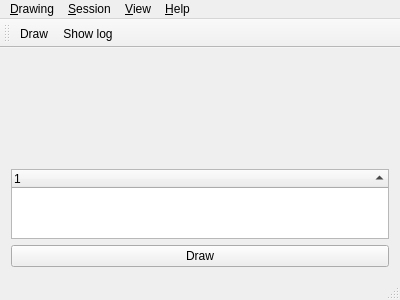
Soerboe/Urim, file gui/drawingview.ui: the form before one commit.
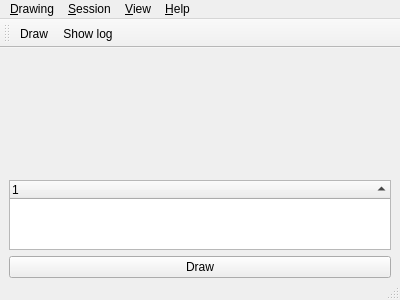
The form after the commit. Icons and pictures are not drawn.

Commit message: Update layout of drawingview

```diff
--- a/gui/drawingview.ui
+++ b/gui/drawingview.ui
@@ -18,6 +18,18 @@
   </property>
   <widget class="QWidget" name="centralWidget">
    <layout class="QVBoxLayout" name="verticalLayout_2">
+    <property name="leftMargin">
+     <number>0</number>
+    </property>
+    <property name="topMargin">
+     <number>0</number>
+    </property>
+    <property name="rightMargin">
+     <number>0</number>
+    </property>
+    <property name="bottomMargin">
+     <number>0</number>
+    </property>
     <item>
      <widget class="QLabel" name="drawingNameView">
       <property name="font">
@@ -31,7 +43,7 @@
      </widget>
     </item>
     <item>
-     <layout class="QVBoxLayout" name="verticalLayout" stretch="7,3,0">
+     <layout class="QVBoxLayout" name="verticalLayout" stretch="7,3">
       <item>
        <widget class="QWidget" name="lotContainer" native="true">
         <property name="sizePolicy">
@@ -47,6 +59,18 @@
          </size>
         </property>
         <layout class="QVBoxLayout" name="verticalLayout_4">
+         <property name="leftMargin">
+          <number>0</number>
+         </property>
+         <property name="topMargin">
+          <number>0</number>
+         </property>
+         <property name="rightMargin">
+          <number>0</number>
+         </property>
+         <property name="bottomMargin">
+          <number>0</number>
+         </property>
          <item>
           <layout class="QVBoxLayout" name="layout"/>
          </item>
@@ -54,6 +78,20 @@
        </widget>
       </item>
       <item>
+       <layout class="QVBoxLayout" name="verticalLayout_5">
+        <property name="leftMargin">
+         <number>9</number>
+        </property>
+        <property name="topMargin">
+         <number>4</number>
+        </property>
+        <property name="rightMargin">
+         <number>9</number>
+        </property>
+        <property name="bottomMargin">
+         <number>0</number>
+        </property>
+        <item>
        <widget class="QTreeWidget" name="logWidget">
         <property name="selectionMode">
          <enum>QAbstractItemView::NoSelection</enum>
@@ -86,6 +124,8 @@
          <string>Draw</string>
         </property>
        </widget>
+        </item>
+       </layout>
       </item>
      </layout>
     </item>
```
Left out of the diff: 3 changed lines with no effect on the pictures. Lines whose indentation alone changed are shown as unchanged. The commit also changes 1 other file.
